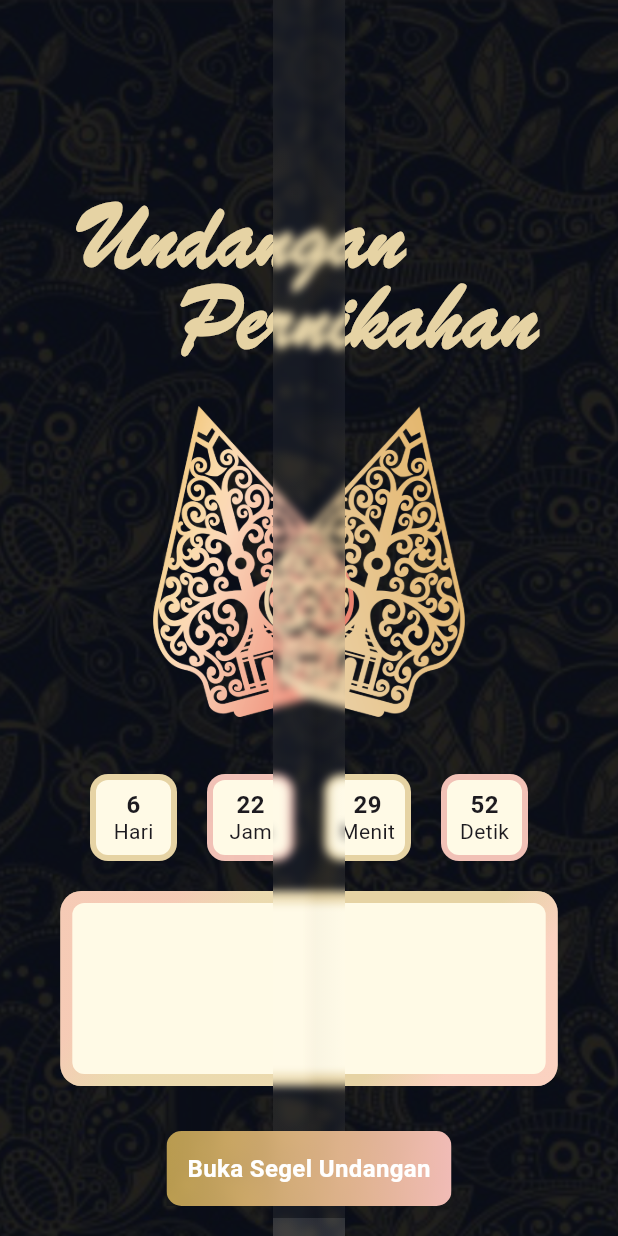
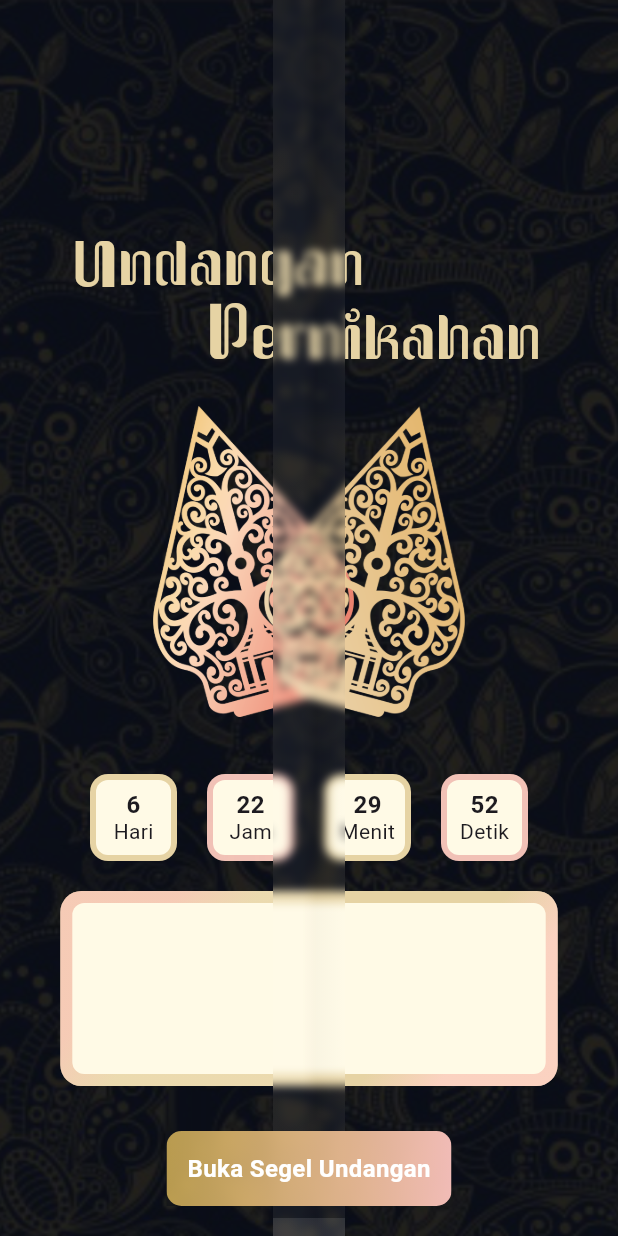
Before and after one commit to faequl96/invitation_app, a Flutter app: the screen it shows after launch, on a phone screen of 412 x 824 dp. Run offline on Flutter 3.47's test engine with Material 3 defaults, Android fonts, the phone set to English and light mode, and no system bars.

Commit message:
change titile font

```diff
--- a/lib/app.dart
+++ b/lib/app.dart
@@ -123,37 +123,111 @@ class _AppState extends State<App> {
             //     ),
             //   ),
             // ),
+            // Positioned(
+            //   bottom: 626 + (scrollValue / 14),
+            //   left: 54,
+            //   child: Opacity(
+            //     opacity: flashValue,
+            //     child: const Text(
+            //       "Undangan",
+            //       style: TextStyle(
+            //         fontFamily: "BrushScriptMT",
+            //         fontSize: 64,
+            //         fontWeight: FontWeight.bold,
+            //         color: Color.fromARGB(255, 230, 211, 164),
+            //         height: 1.2,
+            //       ),
+            //     ),
+            //   ),
+            // ),
+            // Positioned(
+            //   bottom: 572 + (scrollValue / 14),
+            //   right: 54,
+            //   child: Opacity(
+            //     opacity: flashValue,
+            //     child: const Text(
+            //       "Pernikahan",
+            //       style: TextStyle(
+            //         fontFamily: "BrushScriptMT",
+            //         fontSize: 64,
+            //         fontWeight: FontWeight.bold,
+            //         color: Color.fromARGB(255, 230, 211, 164),
+            //         height: 1.2,
+            //       ),
+            //     ),
+            //   ),
+            // ),
             Positioned(
-              bottom: 626 + (scrollValue / 14),
-              left: 54,
+              bottom: 616 + (scrollValue / 14),
+              left: 50,
               child: Opacity(
                 opacity: flashValue,
-                child: const Text(
-                  "Undangan",
+                child: const Row(
+                  crossAxisAlignment: CrossAxisAlignment.end,
+                  children: [
+                    Text(
+                      "U",
                       style: TextStyle(
-                    fontFamily: "BrushScriptMT",
+                        fontFamily: "Upakarti",
                         fontSize: 64,
-                    fontWeight: FontWeight.bold,
                         color: Color.fromARGB(255, 230, 211, 164),
                         height: 1.2,
+                        letterSpacing: 1,
                       ),
+                    ),
+                    Column(
+                      children: [
+                        Text(
+                          "ndangan",
+                          style: TextStyle(
+                            fontFamily: "Upakarti",
+                            fontSize: 48,
+                            color: Color.fromARGB(255, 230, 211, 164),
+                            height: 1.2,
+                            letterSpacing: 2,
+                          ),
+                        ),
+                        SizedBox(height: 5.4),
+                      ],
+                    ),
+                  ],
                 ),
               ),
             ),
             Positioned(
               bottom: 572 + (scrollValue / 14),
-              right: 54,
+              right: 50,
               child: Opacity(
                 opacity: flashValue,
-                child: const Text(
-                  "Pernikahan",
+                child: const Row(
+                  crossAxisAlignment: CrossAxisAlignment.start,
+                  children: [
+                    Text(
+                      "P",
                       style: TextStyle(
-                    fontFamily: "BrushScriptMT",
-                    fontSize: 64,
-                    fontWeight: FontWeight.bold,
+                        fontFamily: "Upakarti",
+                        fontSize: 60,
                         color: Color.fromARGB(255, 230, 211, 164),
                         height: 1.2,
+                        letterSpacing: 2,
                       ),
+                    ),
+                    Column(
+                      children: [
+                        SizedBox(height: 19.4),
+                        Text(
+                          "ernikahan",
+                          style: TextStyle(
+                            fontFamily: "Upakarti",
+                            fontSize: 48,
+                            color: Color.fromARGB(255, 230, 211, 164),
+                            height: 1.2,
+                            letterSpacing: 2,
+                          ),
+                        ),
+                      ],
+                    ),
+                  ],
                 ),
               ),
             ),
--- a/pubspec.yaml
+++ b/pubspec.yaml
@@ -26,3 +26,8 @@ flutter:
     - family: BrushScriptMT
       fonts:
         - asset: fonts/Brush-Script-MT-Regular.ttf
+    - family: Upakarti
+      fonts:
+        - asset: fonts/Upakarti-Regular.ttf
+        - asset: fonts/Upakarti-Italic.ttf
+          style: italic
```
Also changed, not shown: fonts/Upakarti-Italic.ttf (added), fonts/Upakarti-Regular.ttf (added). Lines whose indentation alone changed are shown as unchanged.
